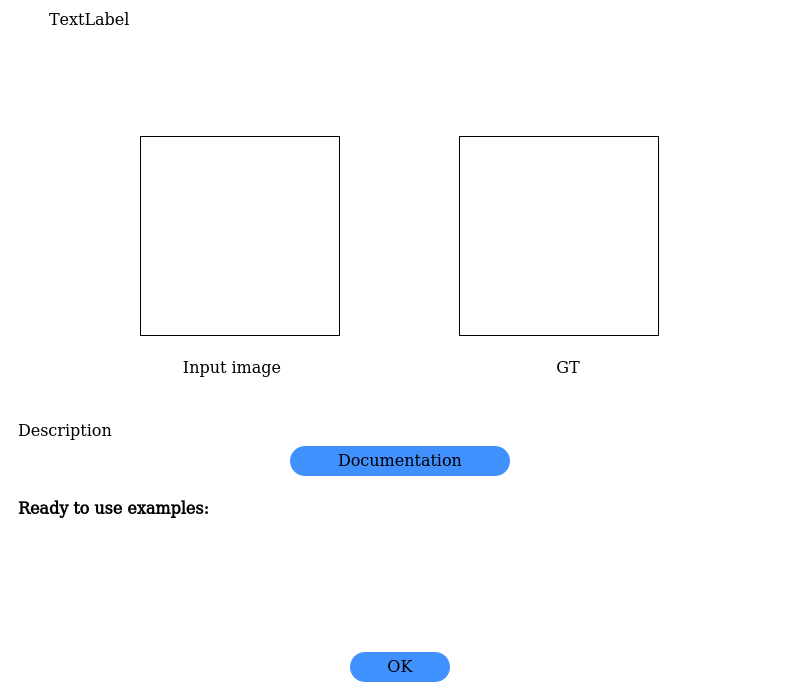
Old version of the form ui_workflow_info.ui in the repository BiaPyX/BiaPy-GUI.
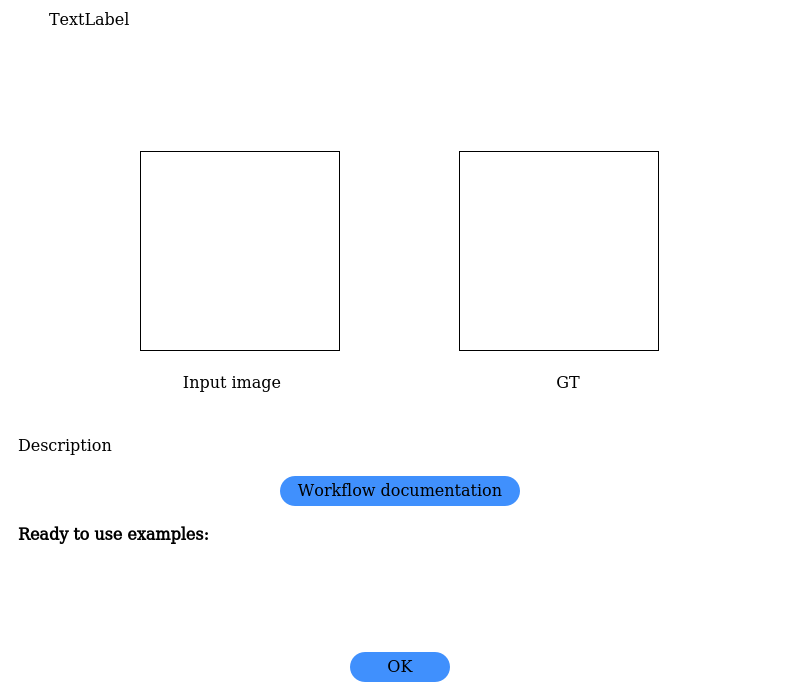
New version of the form. Icons and pictures are not drawn.

Commit message: Solve lambda function issue in workflow window

```diff
--- a/ui_workflow_info.ui
+++ b/ui_workflow_info.ui
@@ -480,7 +480,7 @@
                     <number>0</number>
                    </property>
                    <property name="topMargin">
-                    <number>50</number>
+                    <number>35</number>
                    </property>
                    <property name="rightMargin">
                     <number>0</number>
@@ -570,7 +570,7 @@
                     <number>0</number>
                    </property>
                    <property name="topMargin">
-                    <number>0</number>
+                    <number>15</number>
                    </property>
                    <property name="rightMargin">
                     <number>0</number>
@@ -582,7 +582,7 @@
                     <widget class="QPushButton" name="documentation_bn">
                      <property name="minimumSize">
                       <size>
-                       <width>220</width>
+                       <width>240</width>
                        <height>30</height>
                       </size>
                      </property>
@@ -617,7 +617,7 @@
 }</string>
                      </property>
                      <property name="text">
-                      <string>Documentation</string>
+                      <string>Workflow documentation</string>
                      </property>
                     </widget>
                    </item>
```
The commit also changes 5 other files.
